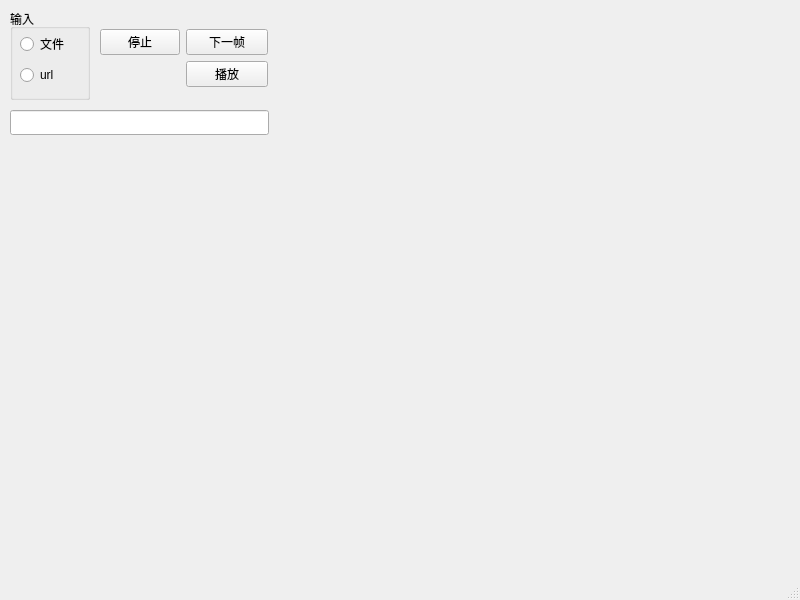
The window that mainwindow.ui (githubchry/FFmpegDemo) describes before a commit, drawn with Qt 5.
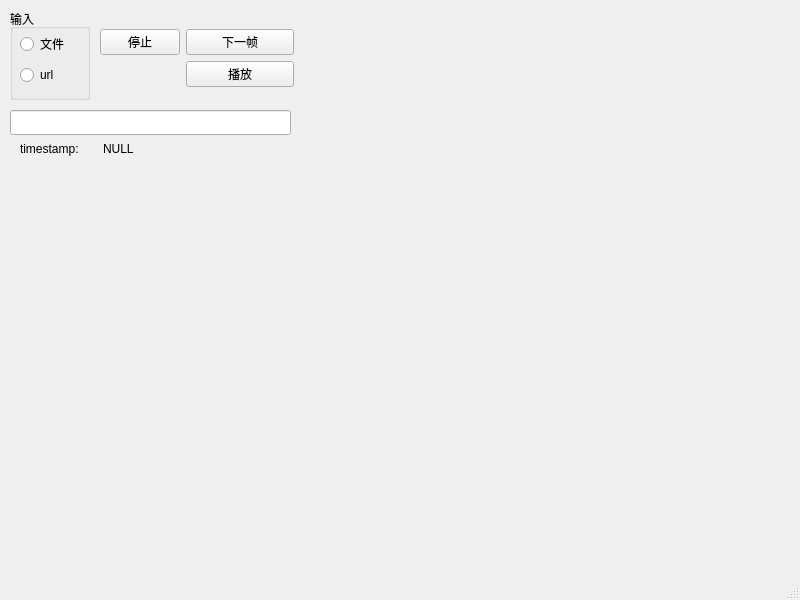
The same window after the commit.

The edit to the form file:
```diff
--- a/mainwindow.ui
+++ b/mainwindow.ui
@@ -32,7 +32,7 @@
      <rect>
       <x>10</x>
       <y>110</y>
-      <width>259</width>
+      <width>281</width>
       <height>25</height>
      </rect>
     </property>
@@ -81,7 +81,7 @@
      <rect>
       <x>100</x>
       <y>29</y>
-      <width>168</width>
+      <width>194</width>
       <height>70</height>
      </rect>
     </property>
@@ -109,6 +109,32 @@
      </item>
     </layout>
    </widget>
+   <widget class="QWidget" name="">
+    <property name="geometry">
+     <rect>
+      <x>20</x>
+      <y>140</y>
+      <width>160</width>
+      <height>17</height>
+     </rect>
+    </property>
+    <layout class="QHBoxLayout" name="horizontalLayout">
+     <item>
+      <widget class="QLabel" name="label">
+       <property name="text">
+        <string>timestamp:</string>
+       </property>
+      </widget>
+     </item>
+     <item>
+      <widget class="QLabel" name="lbTimestramp">
+       <property name="text">
+        <string>NULL</string>
+       </property>
+      </widget>
+     </item>
+    </layout>
+   </widget>
   </widget>
   <widget class="QStatusBar" name="statusbar"/>
  </widget>
```
